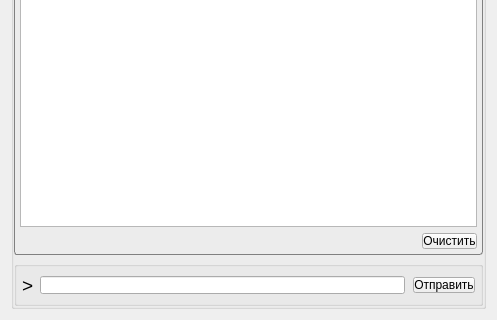
This is ui/SerialMonitorWindow.ui in AnatolyHryntsevich/TA1-USB-01-I as Qt 5 draws it before an edit; both pictures show x 0 to 497 and y 149 to 469 of the 497 by 469 pixel window. The edited form follows.
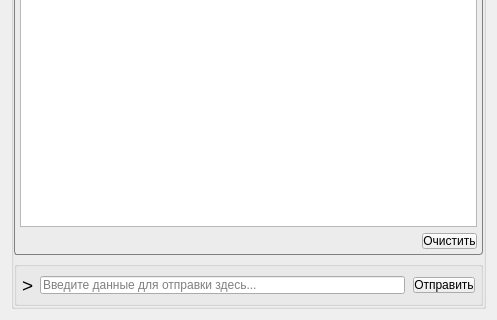
This is the edited form.

```diff
--- a/ui/SerialMonitorWindow.ui
+++ b/ui/SerialMonitorWindow.ui
@@ -303,6 +303,9 @@
     margin-right: 2px;
 }</string>
                </property>
+               <property name="placeholderText">
+                <string>Введите данные для отправки здесь...</string>
+               </property>
               </widget>
              </item>
              <item>
```
